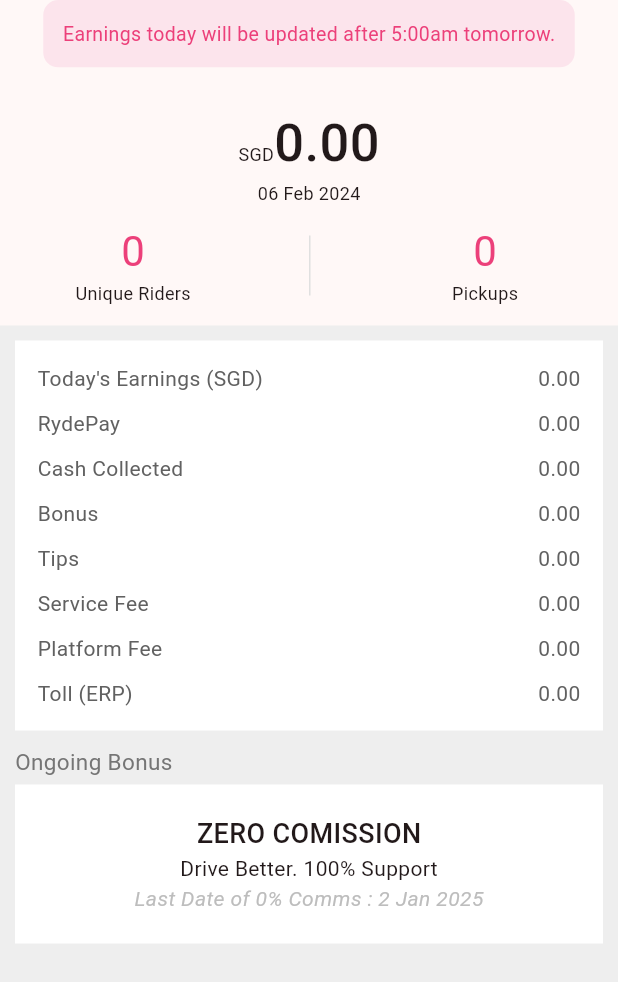
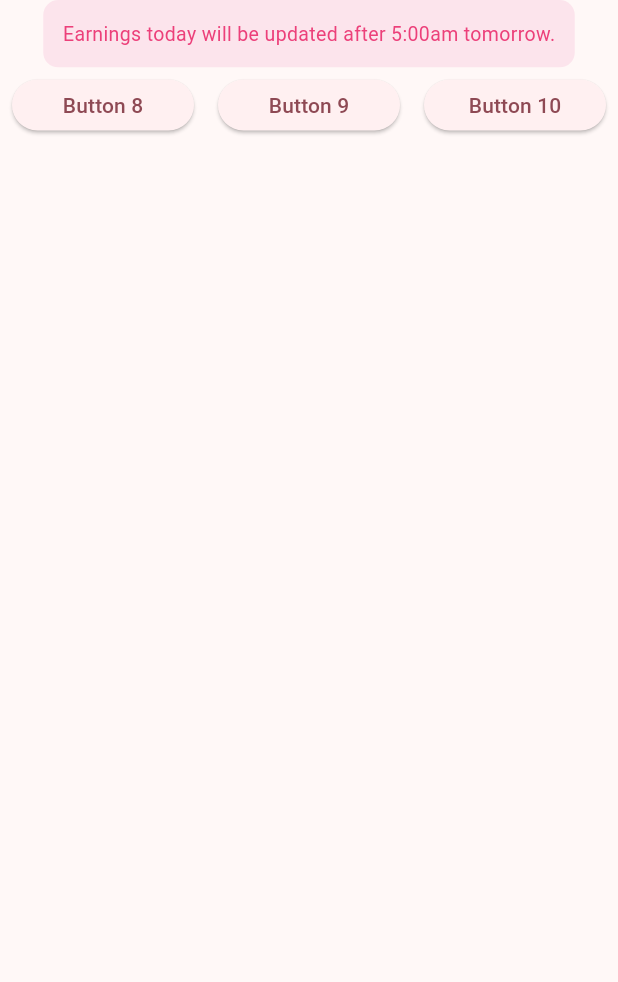
Before and after one commit to gifford-ryde/driver_earnings_module, a Flutter app: the WeeklyMainTab screen opened directly, on a phone screen of 412 x 824 dp. Shown: the top 982 px of the screen. Run offline on Flutter 3.47's test engine with Material 3 defaults, Android fonts, the phone set to English and light mode, and no system bars.

Commit message:
Add weekly tab structure

```diff
--- /dev/null
+++ b/lib/tabs/weekly/weekly_earning_tabs.dart
@@ -0,0 +1,35 @@
+import 'package:flutter/material.dart';
+
+class WeeklyEarningTabs extends StatefulWidget {
+  const WeeklyEarningTabs({Key? key}) : super(key: key);
+
+  @override
+  State<WeeklyEarningTabs> createState() => _WeeklyEarningTabsState();
+}
+
+class _WeeklyEarningTabsState extends State<WeeklyEarningTabs> {
+  @override
+  Widget build(BuildContext context) {
+    return Scaffold(
+      body: Container(
+          height: 50,
+          child: PageView.builder(
+            controller: PageController(viewportFraction: 1/3, initialPage:7),
+            scrollDirection: Axis.horizontal,
+            padEnds: false,
+            itemCount: 10,
+            itemBuilder: (context, index) {
+              return Padding(
+                padding: const EdgeInsets.all(8.0),
+                child: ElevatedButton(
+                  child: Text('Button ${index+ 1}'),
+                  onPressed: () {
+                    print('Button ${index+ 1} pressed');
+                  },
+                ),
+              );
+            },
+          )),
+    );
+  }
+}
--- a/lib/tabs/weekly/weekly_main_tab.dart
+++ b/lib/tabs/weekly/weekly_main_tab.dart
@@ -1,4 +1,5 @@
 import 'package:driver_earnings_module/components/earnings_card.dart';
+import 'package:driver_earnings_module/tabs/weekly/weekly_earning_tabs.dart';
 import 'package:flutter/material.dart';
 
 class WeeklyMainTab extends StatefulWidget {
@@ -42,12 +43,7 @@ class _WeeklyMainTabState extends State<WeeklyMainTab> {
                 ),
               ),
             ),
-            Expanded(
-              child: EarningsCard(
-                todayEarningsData: todayEarningsData,
-                showDate: true,
-              ),
-            ),
+            Expanded(child: WeeklyEarningTabs()),
           ],
         ),
       ),
```
